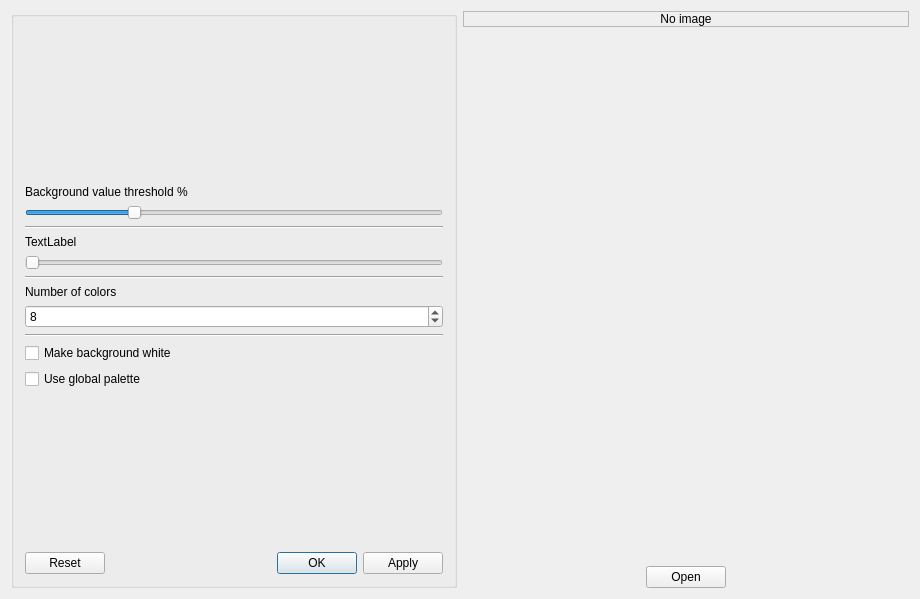
This is noteshrinkdialog.ui in clapautius/noteshrink-qt as Qt 5 draws it before an edit. The edited form follows.
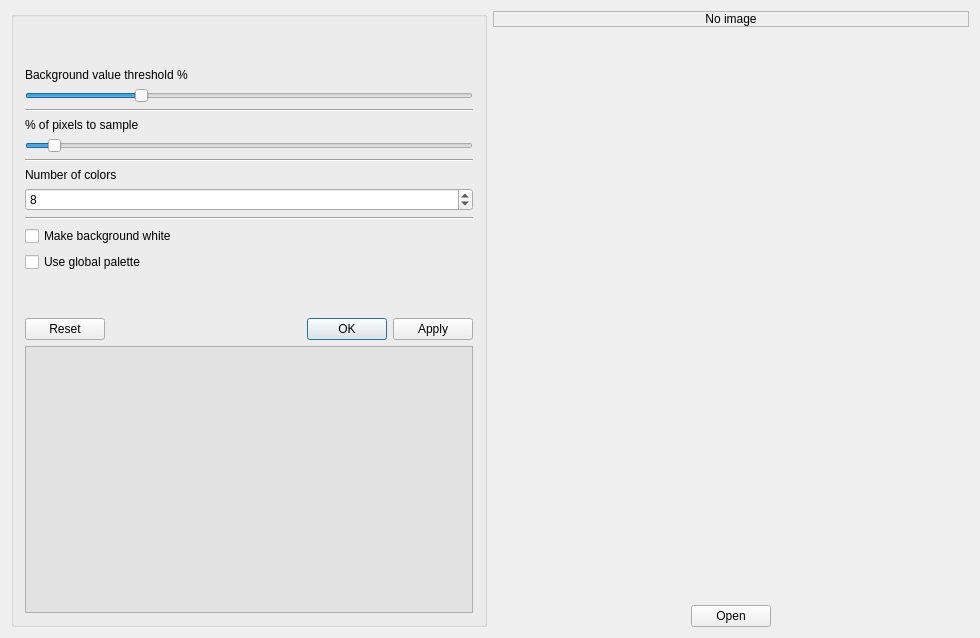
This is the edited form.

Commit message: Execute noteshrink command. Show preview.

Patch:
```diff
--- a/noteshrinkdialog.ui
+++ b/noteshrinkdialog.ui
@@ -6,8 +6,8 @@
    <rect>
     <x>0</x>
     <y>0</y>
-    <width>920</width>
-    <height>599</height>
+    <width>980</width>
+    <height>638</height>
    </rect>
   </property>
   <property name="windowTitle">
@@ -62,12 +62,15 @@
         <item>
          <widget class="QLabel" name="label_3">
           <property name="text">
-           <string>TextLabel</string>
+           <string>% of pixels to sample</string>
           </property>
          </widget>
         </item>
         <item>
-         <widget class="QSlider" name="horizontalSlider_2">
+         <widget class="QSlider" name="m_pixels_sample">
+          <property name="value">
+           <number>5</number>
+          </property>
           <property name="orientation">
            <enum>Qt::Horizontal</enum>
           </property>
@@ -143,6 +146,16 @@
         </item>
        </layout>
       </item>
+      <item>
+       <widget class="QPlainTextEdit" name="m_log_window">
+        <property name="acceptDrops">
+         <bool>false</bool>
+        </property>
+        <property name="styleSheet">
+         <string notr="true">background-color: rgb(226, 226, 226);</string>
+        </property>
+       </widget>
+      </item>
      </layout>
     </widget>
    </item>
```
Left out of the diff: 4 changed lines with no effect on the pictures. The commit also changes 2 other files.
